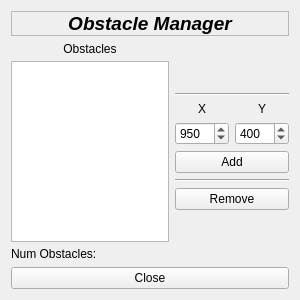
kpdudek/PyQtGame, file ui/obstacle_manager.ui: the form before one commit.
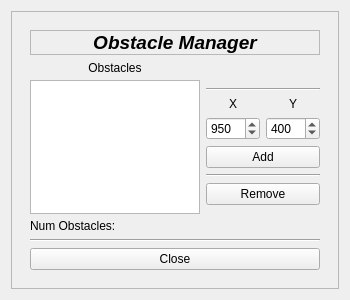
The form after the commit.

Patch:
```diff
--- a/ui/obstacle_manager.ui
+++ b/ui/obstacle_manager.ui
@@ -6,7 +6,7 @@
    <rect>
     <x>0</x>
     <y>0</y>
-    <width>300</width>
+    <width>350</width>
     <height>300</height>
    </rect>
   </property>
@@ -14,14 +14,58 @@
    <string>Form</string>
   </property>
   <layout class="QGridLayout" name="gridLayout">
-   <item row="2" column="0" colspan="2">
-    <widget class="QPushButton" name="close_button">
+   <item row="1" column="0">
+    <widget class="QFrame" name="frame">
+     <property name="frameShape">
+      <enum>QFrame::StyledPanel</enum>
+     </property>
+     <property name="frameShadow">
+      <enum>QFrame::Raised</enum>
+     </property>
+     <layout class="QVBoxLayout" name="verticalLayout_3">
+      <item>
+       <widget class="QWidget" name="widget" native="true">
+        <layout class="QGridLayout" name="gridLayout_2">
+         <item row="2" column="0">
+          <layout class="QVBoxLayout" name="verticalLayout">
+           <property name="spacing">
+            <number>5</number>
+           </property>
+           <property name="topMargin">
+            <number>0</number>
+           </property>
+           <property name="rightMargin">
+            <number>0</number>
+           </property>
+           <item>
+            <widget class="QLabel" name="obstacle_label">
+             <property name="maximumSize">
+              <size>
+               <width>16777215</width>
+               <height>20</height>
+              </size>
+             </property>
      <property name="text">
-      <string>Close</string>
-     </property>
-    </widget>
-   </item>
-   <item row="1" column="1">
+              <string>Obstacles</string>
+             </property>
+             <property name="alignment">
+              <set>Qt::AlignCenter</set>
+             </property>
+            </widget>
+           </item>
+           <item>
+            <widget class="QListWidget" name="obstacle_list"/>
+           </item>
+           <item>
+            <widget class="QLabel" name="obstacle_count">
+             <property name="text">
+              <string>Num Obstacles: </string>
+             </property>
+            </widget>
+           </item>
+          </layout>
+         </item>
+         <item row="2" column="1">
     <layout class="QVBoxLayout" name="verticalLayout_2">
      <property name="rightMargin">
       <number>0</number>
@@ -148,46 +192,7 @@
      </item>
     </layout>
    </item>
-   <item row="1" column="0">
-    <layout class="QVBoxLayout" name="verticalLayout">
-     <property name="spacing">
-      <number>5</number>
-     </property>
-     <property name="topMargin">
-      <number>0</number>
-     </property>
-     <property name="rightMargin">
-      <number>0</number>
-     </property>
-     <item>
-      <widget class="QLabel" name="obstacle_label">
-       <property name="maximumSize">
-        <size>
-         <width>16777215</width>
-         <height>20</height>
-        </size>
-       </property>
-       <property name="text">
-        <string>Obstacles</string>
-       </property>
-       <property name="alignment">
-        <set>Qt::AlignCenter</set>
-       </property>
-      </widget>
-     </item>
-     <item>
-      <widget class="QListWidget" name="obstacle_list"/>
-     </item>
-     <item>
-      <widget class="QLabel" name="obstacle_count">
-       <property name="text">
-        <string>Num Obstacles: </string>
-       </property>
-      </widget>
-     </item>
-    </layout>
-   </item>
-   <item row="0" column="0" colspan="2">
+         <item row="1" column="0" colspan="2">
     <widget class="QLabel" name="label_3">
      <property name="font">
       <font>
@@ -209,6 +214,26 @@
      <property name="alignment">
       <set>Qt::AlignCenter</set>
      </property>
+          </widget>
+         </item>
+         <item row="4" column="0" colspan="2">
+          <widget class="QPushButton" name="close_button">
+           <property name="text">
+            <string>Close</string>
+           </property>
+          </widget>
+         </item>
+         <item row="3" column="0" colspan="2">
+          <widget class="Line" name="line_3">
+           <property name="orientation">
+            <enum>Qt::Horizontal</enum>
+           </property>
+          </widget>
+         </item>
+        </layout>
+       </widget>
+      </item>
+     </layout>
     </widget>
    </item>
   </layout>
```
Lines whose indentation alone changed are shown as unchanged.
